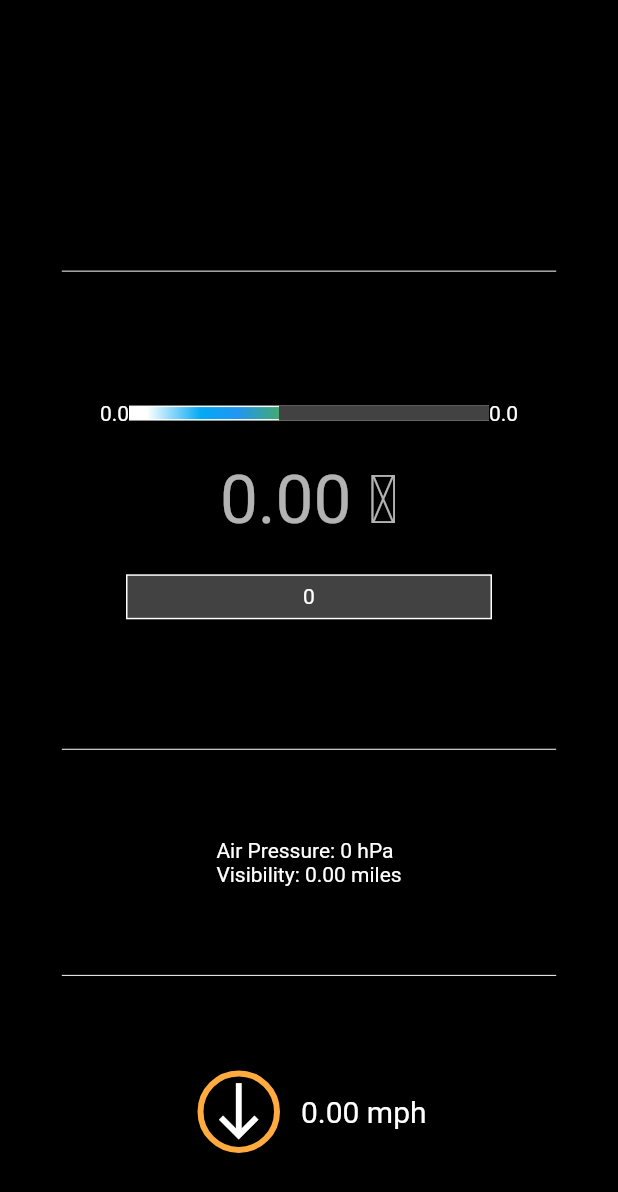
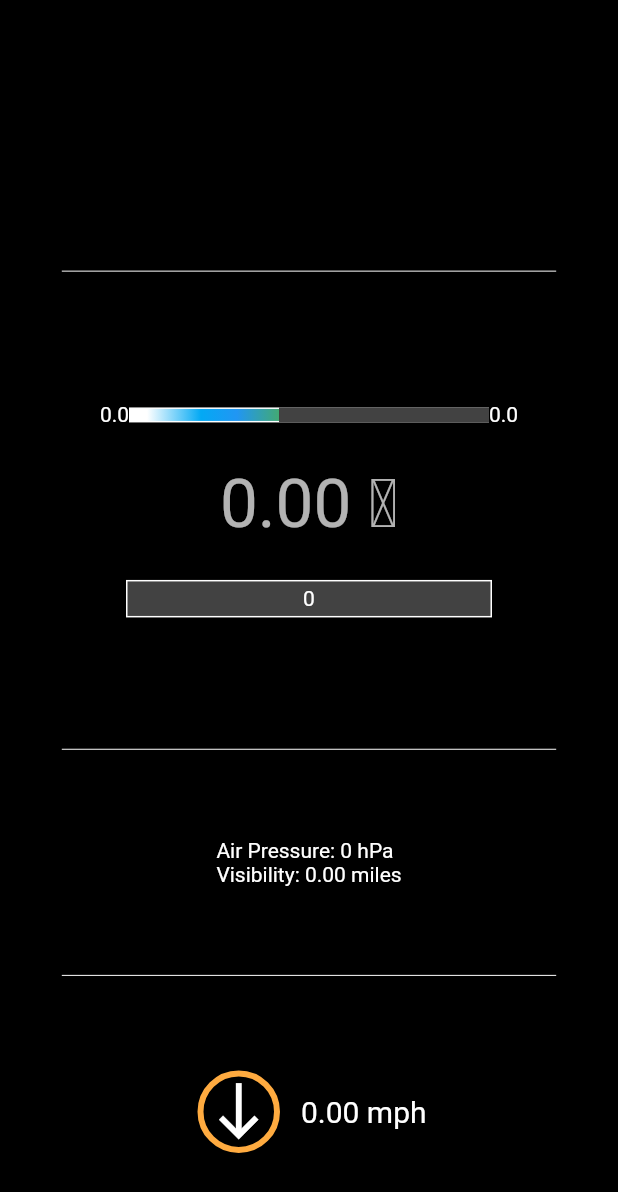
Before and after one commit to nobodyn0se/Weather_Now, a Flutter app: the WeatherWidget widget shown alone on an empty page, opened directly with empty values, on a phone screen of 412 x 824 dp. Shown: the top 1192 px of the screen. Run offline on Flutter 3.47's test engine with Material 2 defaults, Android fonts, the phone set to English and light mode, and no system bars; our stand-ins replace equatable, flutter_bloc, weather_icons.

Commit message:
Humidity indicator height decreased

```diff
--- a/lib/widgets/weather_widget.dart
+++ b/lib/widgets/weather_widget.dart
@@ -218,7 +218,7 @@ class WeatherWidget extends StatelessWidget {
         children: <Widget>[
           Container(
             margin: const EdgeInsets.symmetric(horizontal: 3),
-            height: 30,
+            height: 25,
             width: 250,
             decoration: BoxDecoration(
               color: Theme.of(context).primaryColor,
@@ -228,7 +228,7 @@ class WeatherWidget extends StatelessWidget {
           ),
           Container(
             margin: const EdgeInsets.symmetric(horizontal: 4),
-            height: 27,
+            height: 22,
             width: weather.humidity! * 0.01 * 250,
             decoration:
                 BoxDecoration(color: Theme.of(context).secondaryHeaderColor),
```
